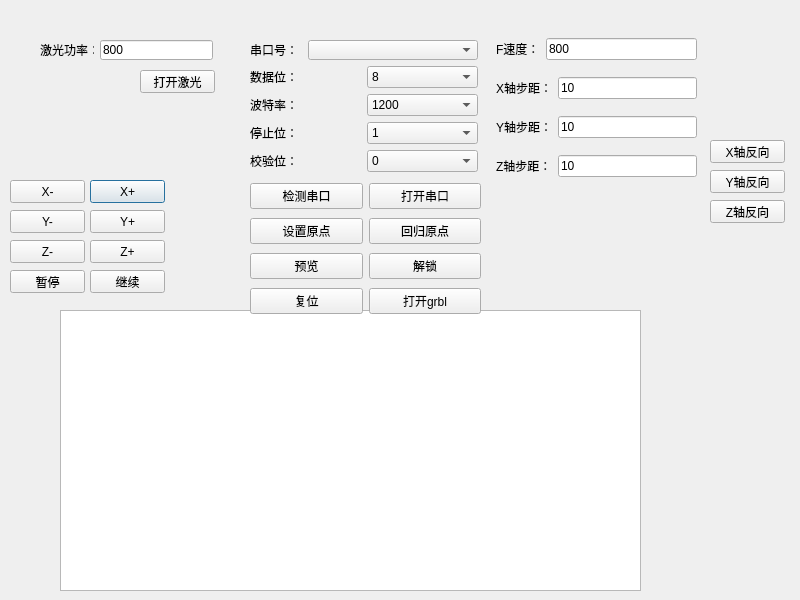
Above: LaserControl/mainwindow.ui from xiaoPengfile/LaserEngraveTest before the change. Below: the same form after it.
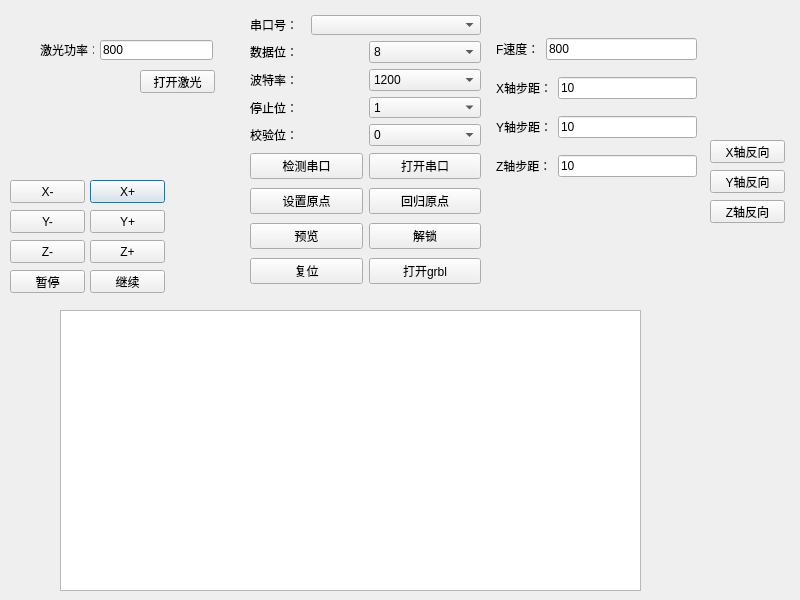
That is the form after the change.

Commit message: 对第三次提交进行补充，新完成复位和解锁，优化串口接收和发送数据的函数

```diff
--- a/LaserControl/mainwindow.ui
+++ b/LaserControl/mainwindow.ui
@@ -43,9 +43,9 @@
    <property name="geometry">
     <rect>
      <x>250</x>
-     <y>40</y>
-     <width>228</width>
-     <height>136</height>
+     <y>15</y>
+     <width>231</width>
+     <height>131</height>
     </rect>
    </property>
    <layout class="QVBoxLayout" name="verticalLayout">
@@ -448,11 +448,11 @@
     <string>继续</string>
    </property>
   </widget>
-  <widget class="QWidget" name="">
+  <widget class="QWidget" name="layoutWidget">
    <property name="geometry">
     <rect>
      <x>250</x>
-     <y>180</y>
+     <y>150</y>
      <width>231</width>
      <height>141</height>
     </rect>
```
The commit also changes 1 other file.
